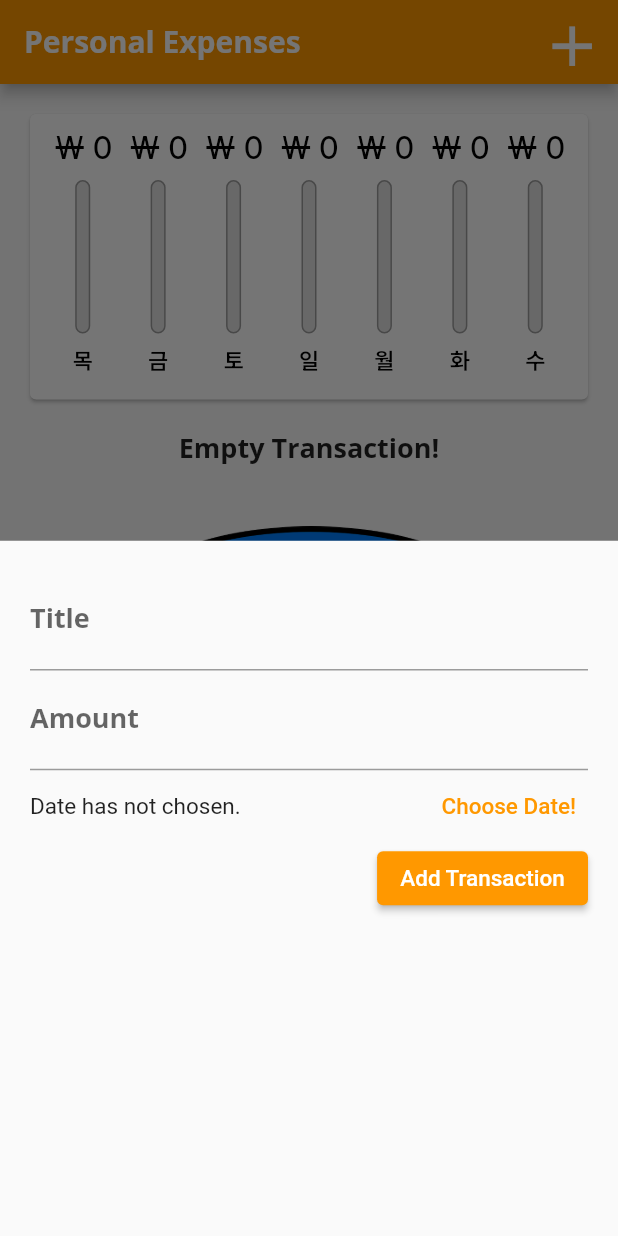
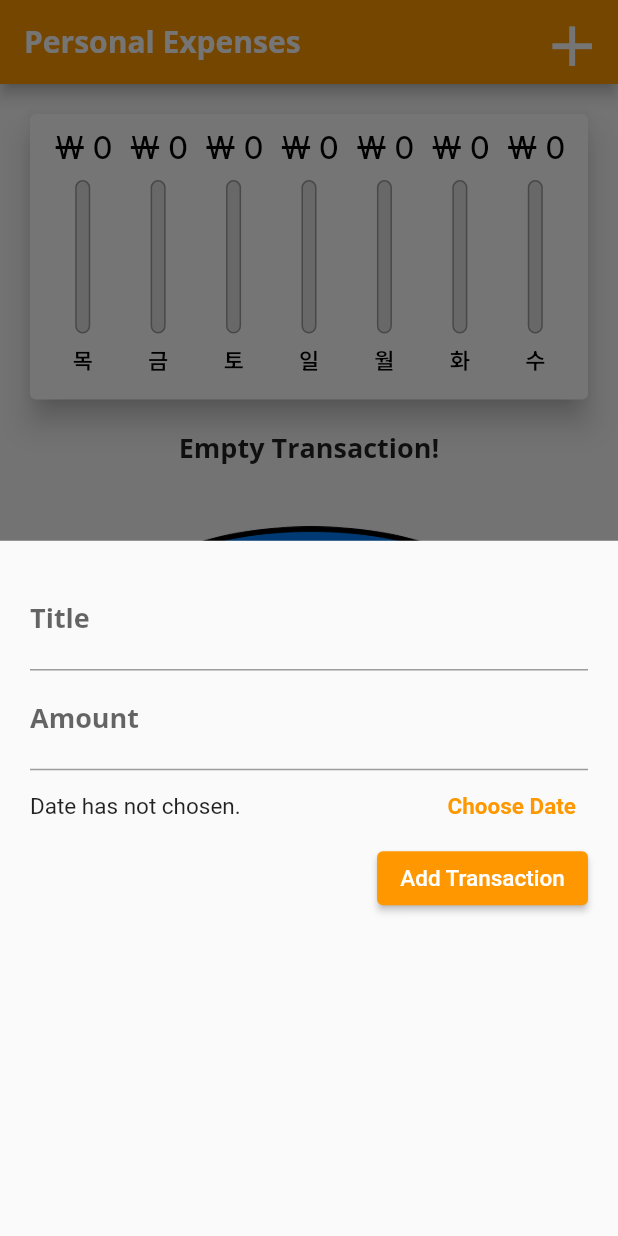
Before and after one commit to eiclipse/gitflutter, a Flutter app: the screen it shows after launch, after a tap on the "add" icon, on a phone screen of 412 x 824 dp. Run offline on Flutter 3.47's test engine with Material 2 defaults, Android fonts, the phone set to English and light mode, and no system bars.

Commit message:
Cupertino style were adopted in appBar, button, switch.

```diff
--- a/lib/main.dart
+++ b/lib/main.dart
@@ -1,8 +1,13 @@
+import 'dart:io';
+
+import 'package:flutter/cupertino.dart';
 import 'package:flutter/material.dart';
 import 'package:flutter_localizations/flutter_localizations.dart';
+
 import './widgets/transaction_list.dart';
 import './widgets/new_transaction.dart';
 import './widgets/chart.dart';
+
 import './models/transaction.dart';
 
 void main() => runApp(MyApp());
@@ -155,8 +160,28 @@
 
   @override
   Widget build(BuildContext context) {
-    final appBar = AppBar(
-      title: const Text('Personal Expenses'),
+    const String title = 'Personal Expenses';
+    // 앱이 리빌드될때마다 기기가 landscape 상태인지 여부를 boolean 값으로 저장
+    final isLandscape =
+        MediaQuery.of(context).orientation == Orientation.landscape;
+    // portrait 모드로 돌아왔을때 차트스위치 꺼주기
+    //if (!isLandscape) _showChart = false;
+
+    final dynamic appBar = Platform.isIOS
+        ? CupertinoNavigationBar(
+            // ios에서는 쿠퍼티노 네비바 적용
+            backgroundColor: Theme.of(context).colorScheme.primary,
+            middle: const Text(
+              title,
+            ),
+            trailing: GestureDetector(
+              // custom button
+              onTap: _showNewTransaction,
+              child: const Icon(CupertinoIcons.add),
+            ),
+          )
+        : AppBar(
+            title: const Text(title),
             actions: [
               IconButton(
                 icon: const Icon(Icons.add),
@@ -166,15 +191,19 @@
             ],
           );
 
-    // 앱이 리빌드될때마다 기기가 landscape 상태인지 여부를 boolean 값으로 저장
-    final isLandscape =
-        MediaQuery.of(context).orientation == Orientation.landscape;
-    // portrait 모드로 돌아왔을때 차트스위치 꺼주기
-    if (!isLandscape) _showChart = false;
+    final txList = SizedBox(
+      // 차트보기 스위치 꺼져있거나 portrait 모드일때 지출내역 70% 높이
+      height: (MediaQuery.of(context).size.height -
+          appBar.preferredSize.height -
+          MediaQuery.of(context).padding.top) *
+          0.7,
+      child: TransactionList(
+        _transactions,
+        _deleteTransaction,
+      ),
+    );
 
-    return Scaffold(
-      appBar: appBar,
-      body: SingleChildScrollView(
+    final appBody = SingleChildScrollView(
       child: Column(
         crossAxisAlignment: CrossAxisAlignment.stretch,
         children: [
@@ -182,8 +211,11 @@
             Row(
               mainAxisAlignment: MainAxisAlignment.center,
               children: [
-                  const Text('Show Chart!'),
-                  Switch(
+                Text(
+                  'Show Chart!',
+                  style: Theme.of(context).textTheme.titleMedium,
+                ),
+                Switch.adaptive(
                   value: _showChart,
                   onChanged: (val) {
                     setState(() {
@@ -210,35 +242,40 @@
                   0.3,
               child: Chart(_transactions),
             ),
-            _showChart
-                ? SizedBox( // landscape 모드이면서 차트보기 스위치 켜져있을땐 높이 70%로 차트보이기
+          if (!isLandscape) txList,
+          if (isLandscape) _showChart
+              ? SizedBox(
+                  // landscape 모드이면서 차트보기 스위치 켜져있을땐 높이 70%로 차트보이기
                   height: (MediaQuery.of(context).size.height -
                           appBar.preferredSize.height -
                           MediaQuery.of(context).padding.top) *
                       0.7,
                   child: Chart(_transactions),
                 )
-                : SizedBox( // 차트보기 스위치 꺼져있거나 portrait 모드일때 지출내역 70% 높이
-                    height: (MediaQuery.of(context).size.height -
-                            appBar.preferredSize.height -
-                            MediaQuery.of(context).padding.top) *
-                        0.7,
-                    child: TransactionList(
-                      _transactions,
-                      _deleteTransaction,
-                    ),
-                  ),
+              : txList
           // transaction area
         ],
       ),
-      ),
-      floatingActionButton: FloatingActionButton(
+    );
+
+    return Platform.isIOS
+        ? CupertinoPageScaffold(
+            navigationBar: appBar,
+            child: appBody,
+          )
+        : Scaffold(
+            appBar: appBar,
+            body: appBody,
+            floatingActionButton: Platform.isIOS
+                ? Container() // ios에서는 플로팅 버튼 없는 것이 일반적인 UI
+                : FloatingActionButton(
                     onPressed: _showNewTransaction,
                     child: const Icon(
                       Icons.add,
                     ),
                   ),
-      floatingActionButtonLocation: FloatingActionButtonLocation.centerFloat,
+            floatingActionButtonLocation:
+                FloatingActionButtonLocation.centerFloat,
           );
   }
 }
--- /dev/null
+++ b/lib/widgets/adaptive_textbutton.dart
@@ -0,0 +1,34 @@
+import 'dart:io';
+
+import 'package:flutter/cupertino.dart';
+import 'package:flutter/material.dart';
+
+class AdaptiveTextButton extends StatelessWidget {
+  final String text;
+  final VoidCallback handler;
+
+  AdaptiveTextButton(this.text, this.handler);
+
+  @override
+  Widget build(BuildContext context) {
+    return Platform.isIOS
+        ? CupertinoButton(
+            onPressed: handler,
+            child: Text(
+              text,
+              style: const TextStyle(
+                fontWeight: FontWeight.w600,
+              ),
+            ),
+          )
+        : TextButton(
+            onPressed: handler,
+            child: Text(
+              text,
+              style: const TextStyle(
+                fontWeight: FontWeight.w600,
+              ),
+            ),
+          );
+  }
+}
--- a/lib/widgets/chart.dart
+++ b/lib/widgets/chart.dart
@@ -45,6 +45,7 @@ class Chart extends StatelessWidget {
   @override
   Widget build(BuildContext context) {
     return Card(
+      elevation: 8,
       margin: const EdgeInsets.all(20),
       child: Padding(
         padding: const EdgeInsets.all(10),
--- a/lib/widgets/new_transaction.dart
+++ b/lib/widgets/new_transaction.dart
@@ -1,5 +1,10 @@
+import 'dart:io';
+
+import 'package:flutter/cupertino.dart';
 import 'package:flutter/material.dart';
 import 'package:intl/intl.dart';
+
+import './adaptive_textbutton.dart';
 
 class NewTransaction extends StatefulWidget {
   final Function addTransaction;
@@ -24,11 +29,10 @@ class _NewTransactionState extends State<NewTransaction> {
     if (title.isEmpty || amount <= 0 || _selectedDate == null) return;
 
     widget.addTransaction(
-      // add data to list
-      title,
-      amount,
-      _selectedDate
-    );
+        // add data to list
+        title,
+        amount,
+        _selectedDate);
 
     Navigator.of(context).pop(); // close modal
   }
@@ -39,9 +43,10 @@ class _NewTransactionState extends State<NewTransaction> {
       initialDate: DateTime.now(),
       firstDate: DateTime(2022),
       lastDate: DateTime.now(),
-    ).then((date) { // 사용자가 데이트피커를 연 후 취소/확인 버튼을 눌렀을 때 실행됨.
+    ).then((date) {
+      // 사용자가 데이트피커를 연 후 취소/확인 버튼을 눌렀을 때 실행됨.
       setState(() {
-        if(date != null) _selectedDate = date; // 날짜를 선택했다면
+        if (date != null) _selectedDate = date; // 날짜를 선택했다면
       });
     });
   }
@@ -77,14 +82,14 @@ class _NewTransactionState extends State<NewTransaction> {
             children: [
               Expanded(
                 child: Text(
-                  _selectedDate == null ? 'Date has not chosen.' : DateFormat('yMEd', 'ko_KR').format(_selectedDate!),
+                  _selectedDate == null
+                      ? 'Date has not chosen.'
+                      : DateFormat('yMEd', 'ko_KR').format(_selectedDate!),
                   style: Theme.of(context).textTheme.bodyMedium,
                 ),
               ),
-              TextButton(
-                onPressed: _showDatePicker,
-                child: const Text('Choose Date!'),
-              ),
+              // 커스텀 텍스트 버튼 위젯으로 분리해보기
+              AdaptiveTextButton('Choose Date', _showDatePicker),
             ],
           ),
           ElevatedButton(
--- a/lib/widgets/transaction_list.dart
+++ b/lib/widgets/transaction_list.dart
@@ -69,13 +69,24 @@ class TransactionList extends StatelessWidget {
                         .format(transactions[index].date),
                     style: Theme.of(context).textTheme.labelSmall,
                   ),
-                  trailing: IconButton(
+                  trailing: MediaQuery.of(context).size.width > 400
+                      ? TextButton.icon(
+                          onPressed: () =>
+                              _deleteTransaction(transactions[index].id),
+                          style: TextButton.styleFrom(
+                            foregroundColor: Theme.of(context).errorColor,
+                          ),
+                          icon: Icon(Icons.delete),
+                          label: Text('delete'),
+                        )
+                      : IconButton(
                           icon: const Icon(
                             Icons.delete,
                           ),
                           color: Theme.of(context).errorColor,
                           tooltip: 'delete transaction',
-                    onPressed: () => _deleteTransaction(transactions[index].id),
+                          onPressed: () =>
+                              _deleteTransaction(transactions[index].id),
                         ),
                 ),
               );
```
Also changed, not shown: 2 other files. Lines whose indentation alone changed are shown as unchanged.
